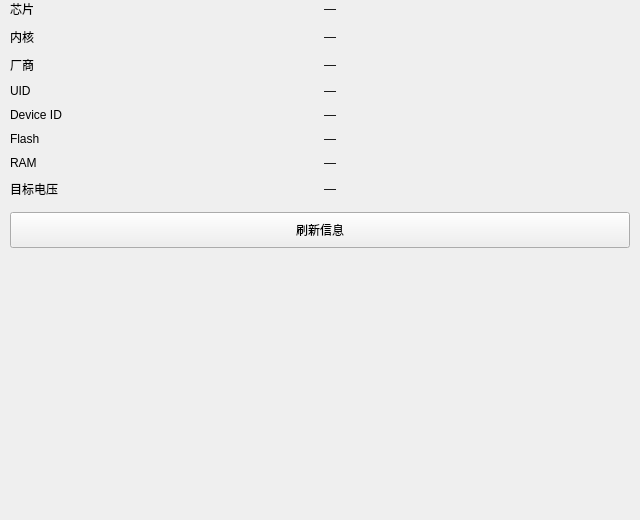
First picture: the form in etools/ui/forms/target_info_panel.ui, repository youzhouchang/ETools, before the edit.
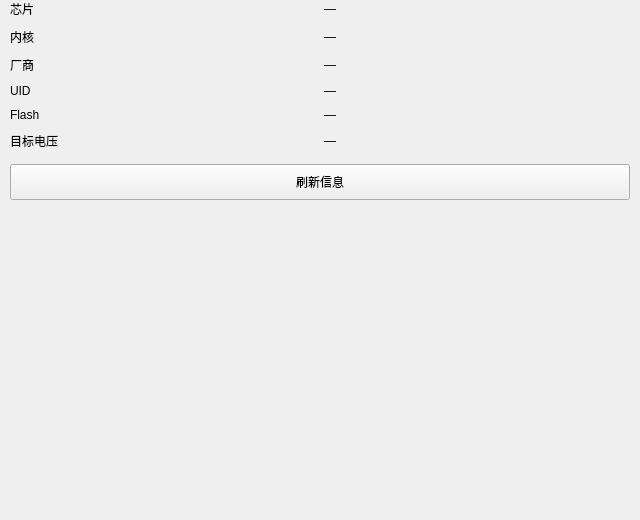
Second picture: the form after the edit.

Patch:
```diff
--- a/etools/ui/forms/target_info_panel.ui
+++ b/etools/ui/forms/target_info_panel.ui
@@ -91,55 +91,27 @@
       </widget>
      </item>
      <item row="4" column="0">
-      <widget class="QLabel" name="keyDevId">
-       <property name="text">
-        <string>Device ID</string>
-       </property>
-      </widget>
-     </item>
-     <item row="4" column="1">
-      <widget class="QLabel" name="valDevId">
-       <property name="text">
-        <string>—</string>
-       </property>
-      </widget>
-     </item>
-     <item row="5" column="0">
       <widget class="QLabel" name="keyFlash">
        <property name="text">
         <string>Flash</string>
        </property>
       </widget>
      </item>
-     <item row="5" column="1">
+     <item row="4" column="1">
       <widget class="QLabel" name="valFlash">
        <property name="text">
         <string>—</string>
        </property>
       </widget>
      </item>
-     <item row="6" column="0">
-      <widget class="QLabel" name="keyRam">
-       <property name="text">
-        <string>RAM</string>
-       </property>
-      </widget>
-     </item>
-     <item row="6" column="1">
-      <widget class="QLabel" name="valRam">
-       <property name="text">
-        <string>—</string>
-       </property>
-      </widget>
-     </item>
-     <item row="7" column="0">
+     <item row="5" column="0">
       <widget class="QLabel" name="keyVolt">
        <property name="text">
         <string>目标电压</string>
        </property>
       </widget>
      </item>
-     <item row="7" column="1">
+     <item row="5" column="1">
       <widget class="QLabel" name="valVolt">
        <property name="text">
         <string>—</string>
```
